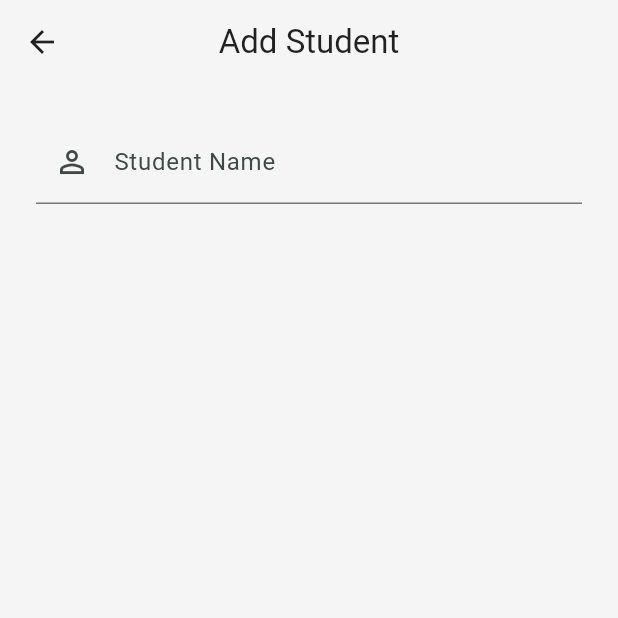
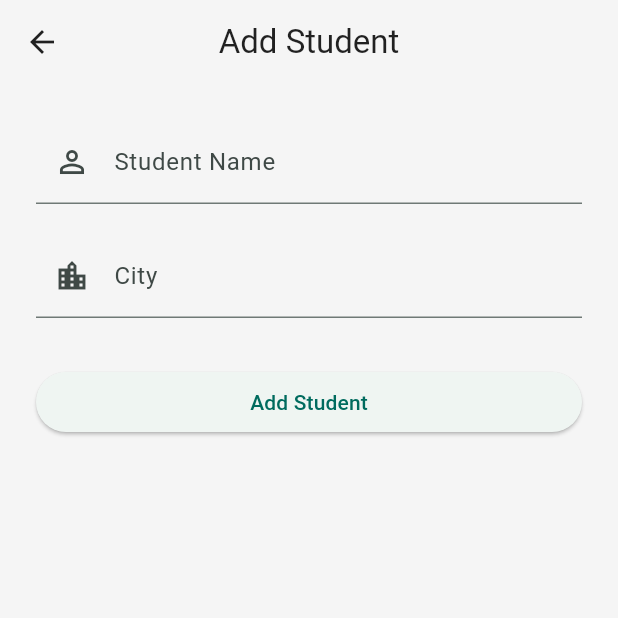
Before and after one commit to amir00462/dunijet-student-list, a Flutter app: the UserEditScreen screen opened directly, on a phone screen of 412 x 824 dp, the top half of it. Run offline on Flutter 3.47's test engine with Material 3 defaults, Android fonts, the light colour scheme and no system bars; our stand-ins replace dio; network calls fail.

Commit message:
finish ui design of user_edit_screen.dart

```diff
--- a/lib/screens/user_edit_screen.dart
+++ b/lib/screens/user_edit_screen.dart
@@ -14,6 +14,9 @@ class _UserEditScreenState extends State<UserEditScreen> {
   final GlobalKey<FormState> formKey = GlobalKey<FormState>();
   final TextEditingController nameController = TextEditingController();
   final TextEditingController cityController = TextEditingController();
+  bool isLoading = false;
+
+  saveUser() {}
 
   @override
   Widget build(BuildContext context) {
@@ -37,10 +40,36 @@ class _UserEditScreenState extends State<UserEditScreen> {
                     if (value == null || value.trim().isEmpty) {
                       return 'Please Enter a Name';
                     }
-
                     return null;
                   },
                   textInputAction: TextInputAction.next,
+                ),
+                const SizedBox(height: 20),
+                TextFormField(
+                  controller: cityController,
+                  decoration: const InputDecoration(
+                    labelText: 'City',
+                    prefixIcon: Icon(Icons.location_city_outlined),
+                  ),
+                  validator: (value) {
+                    if (value == null || value.trim().isEmpty) {
+                      return 'Please Enter a City';
+                    }
+                    return null;
+                  },
+                  textInputAction: TextInputAction.done,
+                  onFieldSubmitted: (_) => saveUser(),
+                ),
+                const SizedBox(height: 32),
+                ElevatedButton(
+                  onPressed: isLoading ? null : saveUser,
+                  child: isLoading
+                      ? const SizedBox(
+                          height: 24,
+                          width: 24,
+                          child: CircularProgressIndicator(strokeWidth: 3, color: Colors.white),
+                        )
+                      : Text(widget.user == null ? 'Add Student' : 'Update Information'),
                 ),
               ],
             ),
```
